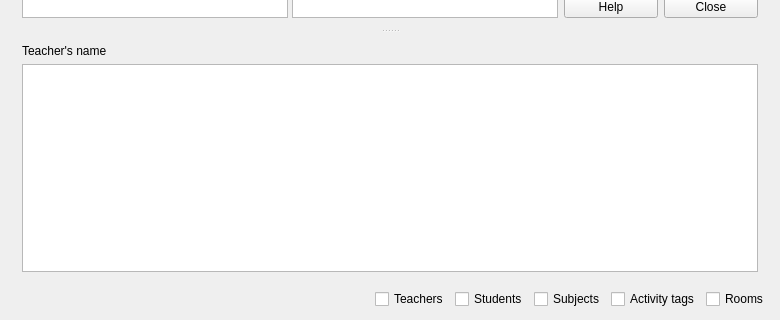
Before: the Qt Designer form fet/src/interface/timetableviewteachersdayshorizontalform_template.ui in vonmecheln/fet, drawn with Qt 5; both pictures show x 0 to 780 and y 210 to 530 of the 780 by 530 pixel window.
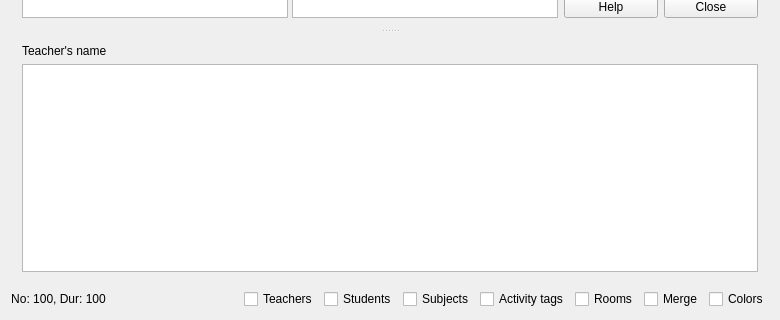
After: the same form once the commit is applied.

```diff
--- a/fet/src/interface/timetableviewteachersdayshorizontalform_template.ui
+++ b/fet/src/interface/timetableviewteachersdayshorizontalform_template.ui
@@ -125,6 +125,19 @@
    </item>
    <item row="1" column="0">
     <layout class="QHBoxLayout" name="horizontalLayout_4">
+     <item>
+      <widget class="QLabel" name="numberAndDurationTextLabel">
+       <property name="text">
+        <string notr="true">No: 100, Dur: 100</string>
+       </property>
+       <property name="alignment">
+        <set>Qt::AlignmentFlag::AlignCenter</set>
+       </property>
+       <property name="wordWrap">
+        <bool>false</bool>
+       </property>
+      </widget>
+     </item>
      <item>
       <spacer name="horizontalSpacer">
        <property name="orientation">
@@ -173,6 +186,20 @@
        </property>
       </widget>
      </item>
+     <item>
+      <widget class="QCheckBox" name="spanCheckBox">
+       <property name="text">
+        <string extracomment="It means that the cells for the same activity will be merged.">Merge</string>
+       </property>
+      </widget>
+     </item>
+     <item>
+      <widget class="QCheckBox" name="colorsCheckBox">
+       <property name="text">
+        <string extracomment="It means to use colors in the timetable view.">Colors</string>
+       </property>
+      </widget>
+     </item>
     </layout>
    </item>
   </layout>
```
Left out of the diff: 8 changed lines with no effect on the pictures.
